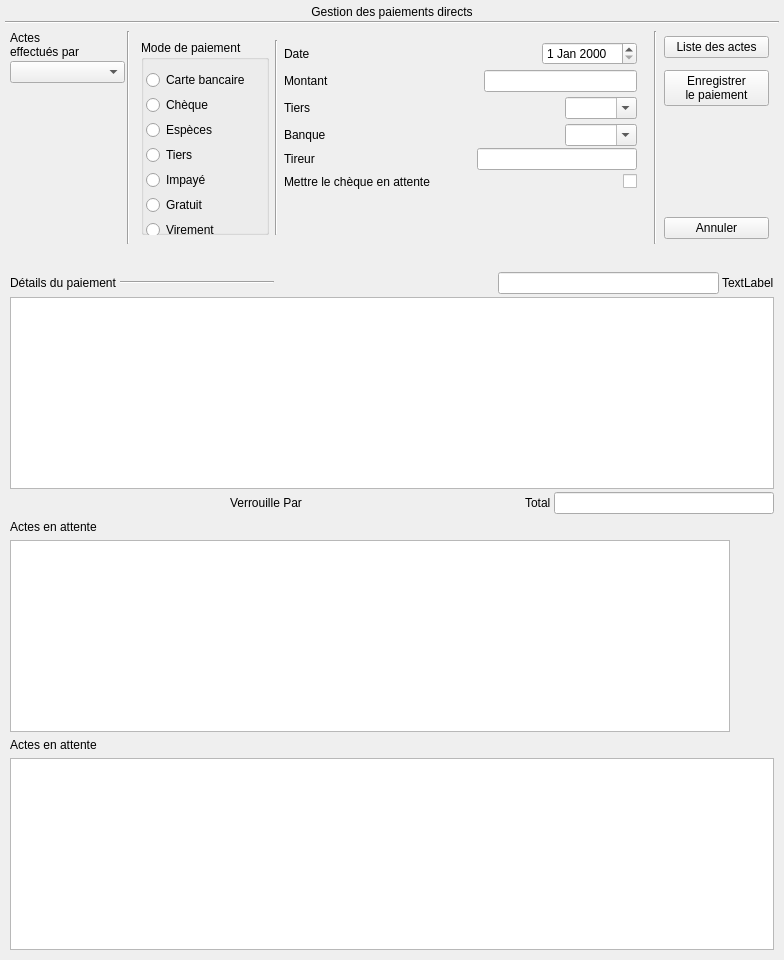
Old version of the form Dialogs/dlg_paiementdirect.ui in the repository ukinoki/Rufus.
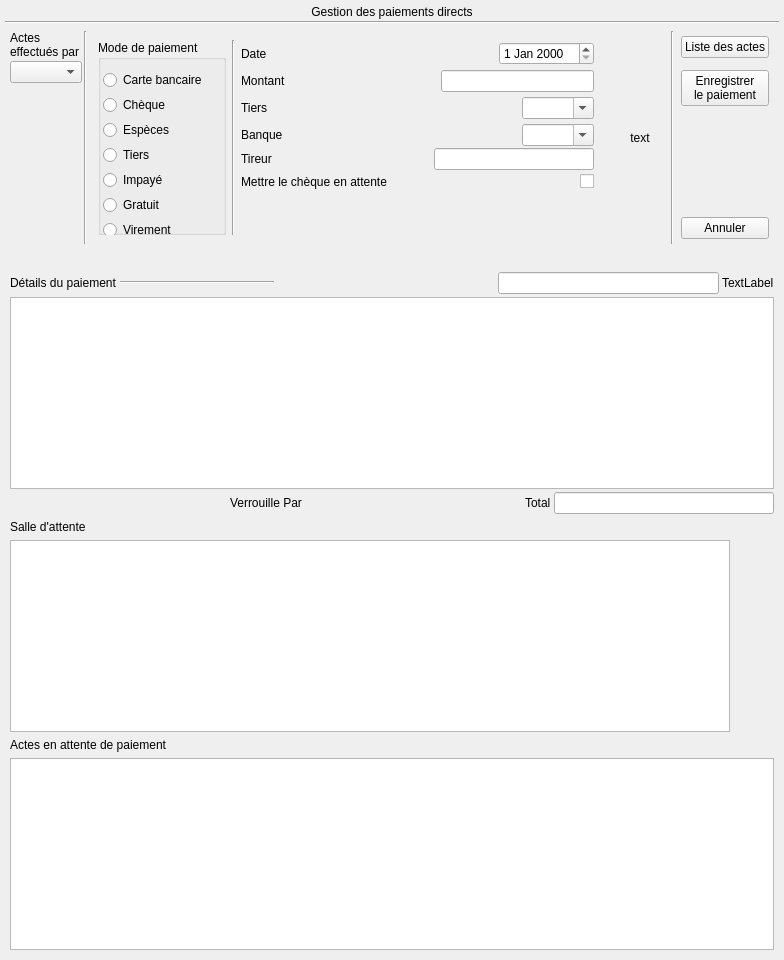
New version of the form. Icons and pictures are not drawn. Custom widgets are drawn as their Qt base class.

```diff
--- a/Dialogs/dlg_paiementdirect.ui
+++ b/Dialogs/dlg_paiementdirect.ui
@@ -510,6 +510,16 @@
        </layout>
       </widget>
      </item>
+     <item>
+      <widget class="QLabel" name="PasdePaiementlabel">
+       <property name="text">
+        <string>text</string>
+       </property>
+       <property name="alignment">
+        <set>Qt::AlignCenter</set>
+       </property>
+      </widget>
+     </item>
      <item>
       <widget class="Line" name="line_2">
        <property name="orientation">
@@ -845,7 +855,7 @@
            <enum>Qt::NoFocus</enum>
           </property>
           <property name="text">
-           <string>Actes en attente</string>
+           <string>Salle d'attente</string>
           </property>
          </widget>
         </item>
@@ -909,7 +919,7 @@
            <enum>Qt::NoFocus</enum>
           </property>
           <property name="text">
-           <string>Actes en attente</string>
+           <string>Actes en attente de paiement</string>
           </property>
          </widget>
         </item>
```
